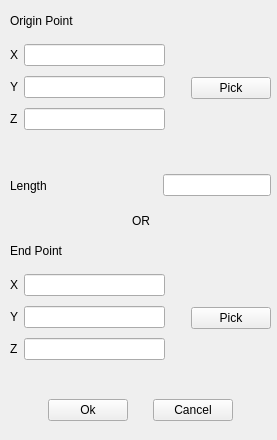
Qt form src/OpenParEMg/LineEditForm.ui (OpenParEM/OpenParEM) before a commit.
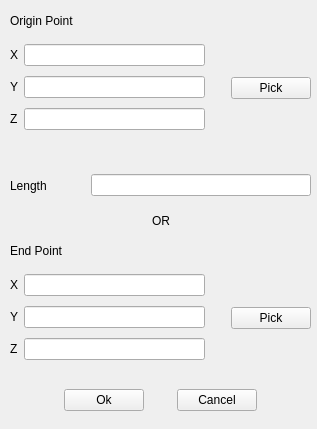
The same form after that commit. Custom widgets are drawn as their Qt base class.

Commit message: updated input forms for field width and form location

What changed in the file:
```diff
--- a/src/OpenParEMg/LineEditForm.ui
+++ b/src/OpenParEMg/LineEditForm.ui
@@ -6,8 +6,8 @@
    <rect>
     <x>0</x>
     <y>0</y>
-    <width>277</width>
-    <height>440</height>
+    <width>317</width>
+    <height>429</height>
    </rect>
   </property>
   <property name="windowTitle">
@@ -18,7 +18,7 @@
     <rect>
      <x>10</x>
      <y>40</y>
-     <width>261</width>
+     <width>301</width>
      <height>97</height>
     </rect>
    </property>
@@ -113,8 +113,8 @@
    <property name="geometry">
     <rect>
      <x>10</x>
-     <y>390</y>
-     <width>261</width>
+     <y>380</y>
+     <width>301</width>
      <height>41</height>
     </rect>
    </property>
@@ -211,7 +211,7 @@
     <rect>
      <x>10</x>
      <y>10</y>
-     <width>261</width>
+     <width>301</width>
      <height>22</height>
     </rect>
    </property>
@@ -243,7 +243,7 @@
     <rect>
      <x>10</x>
      <y>270</y>
-     <width>261</width>
+     <width>301</width>
      <height>97</height>
     </rect>
    </property>
@@ -339,7 +339,7 @@
     <rect>
      <x>10</x>
      <y>240</y>
-     <width>261</width>
+     <width>301</width>
      <height>22</height>
     </rect>
    </property>
@@ -371,13 +371,19 @@
     <rect>
      <x>10</x>
      <y>170</y>
-     <width>261</width>
+     <width>301</width>
      <height>31</height>
     </rect>
    </property>
    <layout class="QHBoxLayout" name="horizontalLayout_7">
     <item>
      <widget class="QLabel" name="label_6">
+      <property name="minimumSize">
+       <size>
+        <width>75</width>
+        <height>0</height>
+       </size>
+      </property>
       <property name="text">
        <string>Length</string>
       </property>
@@ -386,7 +392,7 @@
     <item>
      <widget class="CustomLineEdit" name="length">
       <property name="sizePolicy">
-       <sizepolicy hsizetype="Fixed" vsizetype="Fixed">
+       <sizepolicy hsizetype="Expanding" vsizetype="Fixed">
         <horstretch>0</horstretch>
         <verstretch>0</verstretch>
        </sizepolicy>
@@ -403,7 +409,7 @@
     <rect>
      <x>10</x>
      <y>210</y>
-     <width>261</width>
+     <width>301</width>
      <height>22</height>
     </rect>
    </property>
```
The commit also changes 14 other files.
